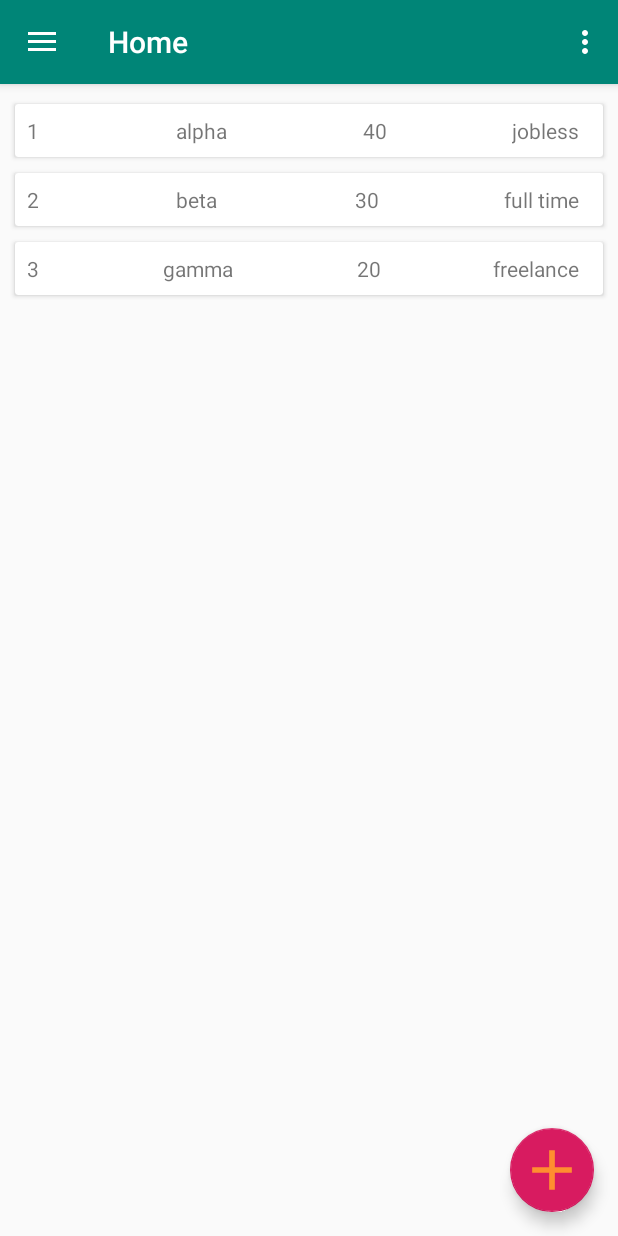
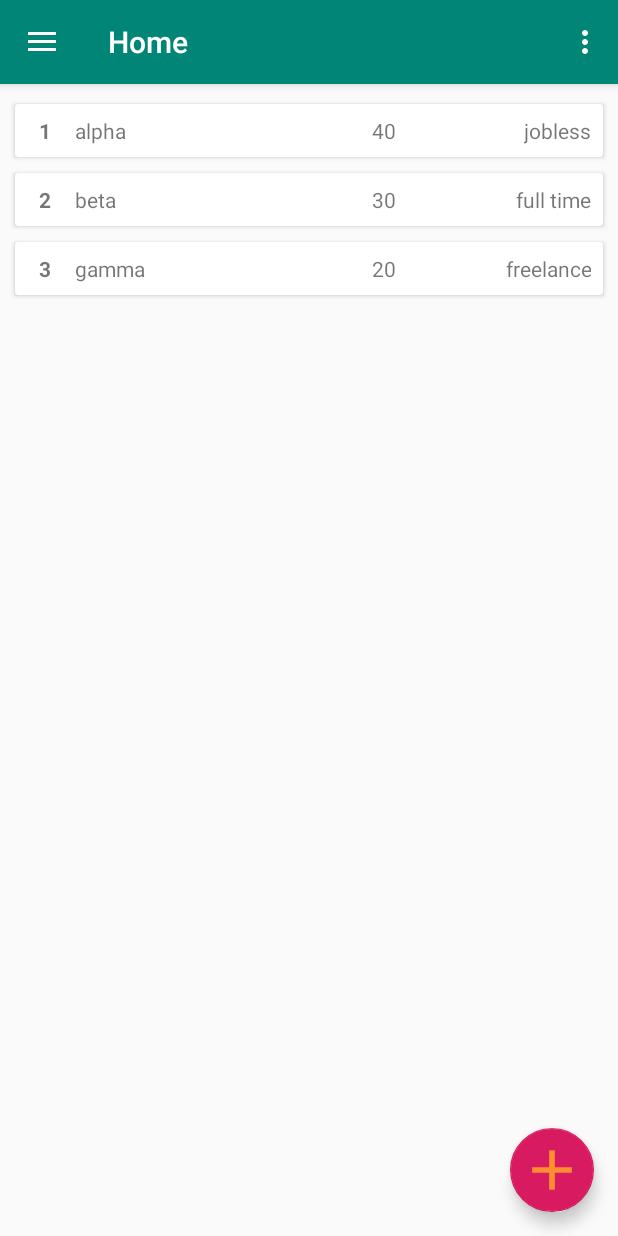
Before and after one commit to animevn/SqliteDatabaseRoomDemo, an Android app: the screen it shows after launch (MainActivity), on a phone screen of 412 x 824 dp. Run offline under Robolectric (Android 15) with nearby library versions, the phone set to English and light mode, and no system bars; our stand-ins replace Room's generated code, navigation-ui.

Commit message:
refractoring and get back to home after button click

```diff
--- a/app/src/main/java/com/haanhgs/sqlitedatabaseroomdemo/ui/insert/InsertFragment.java
+++ b/app/src/main/java/com/haanhgs/sqlitedatabaseroomdemo/ui/insert/InsertFragment.java
@@ -6,6 +6,7 @@ import android.text.TextUtils;
 import android.view.LayoutInflater;
 import android.view.View;
 import android.view.ViewGroup;
+import android.view.inputmethod.InputMethodManager;
 import android.widget.AdapterView;
 import android.widget.ArrayAdapter;
 import android.widget.Button;
@@ -13,10 +14,10 @@ import android.widget.EditText;
 import android.widget.Spinner;
 import android.widget.Toast;
 import androidx.annotation.NonNull;
-import androidx.annotation.Nullable;
 import androidx.fragment.app.Fragment;
 import androidx.lifecycle.Observer;
 import androidx.lifecycle.ViewModelProviders;
+import androidx.navigation.Navigation;
 import com.haanhgs.sqlitedatabaseroomdemo.R;
 import com.haanhgs.sqlitedatabaseroomdemo.model.Job;
 import com.haanhgs.sqlitedatabaseroomdemo.model.Model;
@@ -162,12 +163,23 @@ public class InsertFragment extends Fragment {
         }
     }
 
+    private void hideSoftKey(View view){
+        InputMethodManager manager =
+                (InputMethodManager)context.getSystemService(Context.INPUT_METHOD_SERVICE);
+        if (manager != null){
+            manager.hideSoftInputFromWindow(view.getWindowToken(),
+                    InputMethodManager.HIDE_NOT_ALWAYS);
+        }
+    }
+
     private void handleButton(){
         bnInsert.setOnClickListener(new View.OnClickListener() {
             @Override
             public void onClick(View v) {
                 createNewRecord();
                 updateRecord();
+                hideSoftKey(v);
+                Navigation.findNavController(v).navigate(R.id.action_mniInsert_to_nav_home);
             }
         });
     }
--- a/app/src/main/res/layout/fragment_home_recycler_item.xml
+++ b/app/src/main/res/layout/fragment_home_recycler_item.xml
@@ -17,10 +17,12 @@
             android:id="@+id/tvID"
             android:layout_width="wrap_content"
             android:layout_height="wrap_content"
-            android:layout_marginStart="8dp"
+            android:layout_marginStart="16dp"
             android:layout_marginTop="8dp"
             android:layout_marginBottom="8dp"
             android:text="@string/holder"
+            android:textAlignment="center"
+            android:textStyle="bold"
             app:layout_constraintBottom_toBottomOf="parent"
             app:layout_constraintStart_toStartOf="parent"
             app:layout_constraintTop_toTopOf="parent" />
@@ -33,35 +35,35 @@
             android:layout_marginTop="8dp"
             android:layout_marginBottom="8dp"
             android:text="@string/holder"
+            android:textAlignment="center"
             app:layout_constraintBottom_toBottomOf="parent"
-            app:layout_constraintEnd_toStartOf="@+id/tvJob"
-            app:layout_constraintHorizontal_bias="0.5"
             app:layout_constraintStart_toEndOf="@+id/tvName"
-            app:layout_constraintTop_toTopOf="parent" />
+            app:layout_constraintTop_toTopOf="parent"
+            app:layout_constraintVertical_bias="1.0" />
 
         <TextView
             android:id="@+id/tvJob"
-            android:layout_width="wrap_content"
+            android:layout_width="0dp"
             android:layout_height="wrap_content"
             android:layout_marginTop="8dp"
-            android:layout_marginEnd="16dp"
+            android:layout_marginEnd="8dp"
             android:layout_marginBottom="8dp"
             android:text="@string/holder"
+            android:textAlignment="textEnd"
             app:layout_constraintBottom_toBottomOf="parent"
             app:layout_constraintEnd_toEndOf="parent"
             app:layout_constraintTop_toTopOf="parent" />
 
         <TextView
             android:id="@+id/tvName"
-            android:layout_width="wrap_content"
+            android:layout_width="190dp"
             android:layout_height="wrap_content"
-            android:layout_marginStart="8dp"
+            android:layout_marginStart="16dp"
             android:layout_marginTop="8dp"
             android:layout_marginBottom="8dp"
             android:text="@string/holder"
+            android:textAlignment="textStart"
             app:layout_constraintBottom_toBottomOf="parent"
-            app:layout_constraintEnd_toStartOf="@+id/tvAge"
-            app:layout_constraintHorizontal_bias="0.5"
             app:layout_constraintStart_toEndOf="@+id/tvID"
             app:layout_constraintTop_toTopOf="parent" />
     </androidx.constraintlayout.widget.ConstraintLayout>
--- a/app/src/main/res/navigation/mobile_navigation.xml
+++ b/app/src/main/res/navigation/mobile_navigation.xml
@@ -21,7 +21,11 @@
         android:id="@+id/mniInsert"
         android:name="com.haanhgs.sqlitedatabaseroomdemo.ui.insert.InsertFragment"
         android:label="@string/insert"
-        tools:layout="@layout/fragment_insert" />
+        tools:layout="@layout/fragment_insert" >
+        <action
+            android:id="@+id/action_mniInsert_to_nav_home"
+            app:destination="@id/nav_home" />
+    </fragment>
 
     <fragment
         android:id="@+id/mniUpdate"
```
